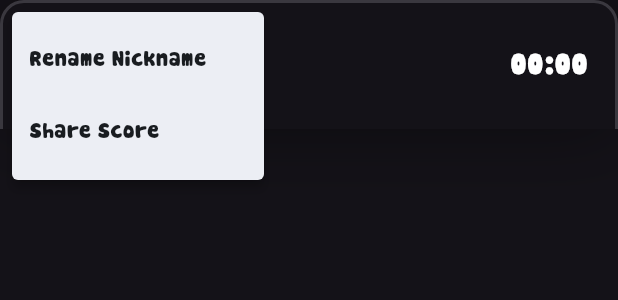
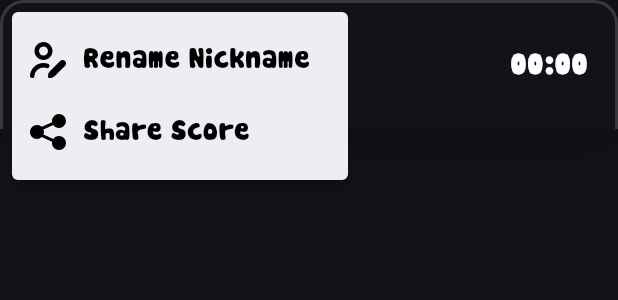
Before and after one commit to imaNNeo/save_the_potato, a Flutter app: the MyScore widget shown alone on an empty page, opened directly with empty values, after a tap on an icon or button, on a phone screen of 412 x 824 dp. Shown: the top 300 px of the screen. Run offline on Flutter 3.47's test engine with Material 3 defaults, Android fonts, the phone set to English and light mode, and no system bars; our stand-ins replace cloud_functions, device_info_plus, equatable, firebase_analytics, firebase_auth, firebase_core and 12 more; missing offline and left inert: flame, flame_bloc, flame_noise, flame_rive, flutter_soloud, wiredash; accounts and stored records are empty; generated files the repository leaves out were written again; network calls fail; statements that could not run were skipped.

Commit message:
Update some icons

```diff
--- a/lib/presentation/pages/leaderboard/widgets/my_score.dart
+++ b/lib/presentation/pages/leaderboard/widgets/my_score.dart
@@ -1,6 +1,7 @@
 import 'package:flutter/foundation.dart';
 import 'package:flutter/material.dart';
 import 'package:flutter_bloc/flutter_bloc.dart';
+import 'package:flutter_svg/flutter_svg.dart';
 import 'package:save_the_potato/domain/analytics_helper.dart';
 import 'package:save_the_potato/domain/app_utils.dart';
 import 'package:save_the_potato/domain/models/score_entity.dart';
@@ -92,16 +93,26 @@ class MyScore extends StatelessWidget {
               itemBuilder: (context) => [
                 const PopupMenuItem<int>(
                   value: 0,
-                  child: Text('Rename Nickname'),
+                  child: _MenuRow(
+                    title: 'Rename Nickname',
+                    iconSvgAssetName: 'user_pen.svg',
+                  ),
                 ),
                 const PopupMenuItem<int>(
                   value: 1,
-                  child: Text('Share Score'),
+                  child: _MenuRow(
+                    title: 'Share Score',
+                    iconSvgAssetName: 'share.svg',
+                  ),
                 ),
                 if (kDebugMode)
                   const PopupMenuItem<int>(
                     value: 2,
-                    child: Text('Celebrate New Rank'),
+                    child:
+                    _MenuRow(
+                      title: 'Celebrate New Rank',
+                      iconSvgAssetName: 'party_horn.svg',
+                    ),
                   ),
               ],
               child: Padding(
@@ -113,7 +124,15 @@ class MyScore extends StatelessWidget {
                 ),
                 child: Row(
                   children: [
-                    const Icon(Icons.more_vert),
+                    SvgPicture.asset(
+                        'assets/images/icons/menu_dots_vertical.svg',
+                        width: 24,
+                        height: 24,
+                        colorFilter: const ColorFilter.mode(
+                          Colors.white,
+                          BlendMode.srcIn,
+                        )),
+                    const SizedBox(width: 6),
                     ScoreRankNumber(
                       rank: scoreEntity.rank,
                       size: 48,
@@ -153,3 +172,41 @@ class MyScore extends StatelessWidget {
     );
   }
 }
+
+class _MenuRow extends StatelessWidget {
+  const _MenuRow({
+    super.key,
+    required this.title,
+    required this.iconSvgAssetName,
+  });
+
+  final String title;
+  final String iconSvgAssetName;
+
+  @override
+  Widget build(BuildContext context) {
+    return Row(
+      mainAxisSize: MainAxisSize.min,
+      children: [
+        SvgPicture.asset(
+          'assets/images/icons/$iconSvgAssetName',
+          width: 24,
+          height: 24,
+          colorFilter: const ColorFilter.mode(
+            Colors.black,
+            BlendMode.srcIn,
+          ),
+        ),
+        const SizedBox(width: 12),
+        Text(
+          title,
+          style: const TextStyle(
+            color: Colors.black,
+            fontWeight: FontWeight.w400,
+            fontSize: 18,
+          ),
+        ),
+      ],
+    );
+  }
+}
```
Also changed, not shown: lib/presentation/pages/leaderboard/leaderboard_page.dart (+11 -2 lines), lib/presentation/widgets/game_icon_button.dart (added, +38 -0 lines), lib/presentation/widgets/settings_pause_icon.dart (+12 -13 lines), assets/images/icons/arrow_left.svg (added), assets/images/icons/menu_dots_vertical.svg (added), assets/images/icons/party_horn.svg (added), assets/images/icons/pause.svg (added), assets/images/icons/settings.svg (added), assets/images/icons/user_pen.svg (added).
